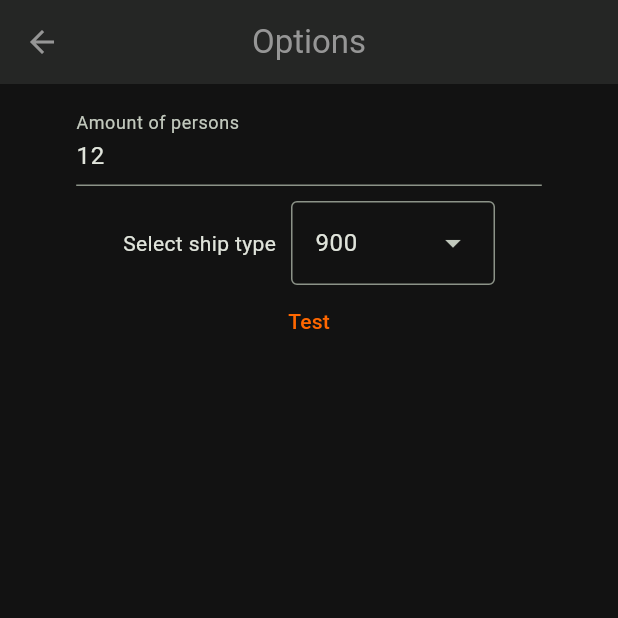
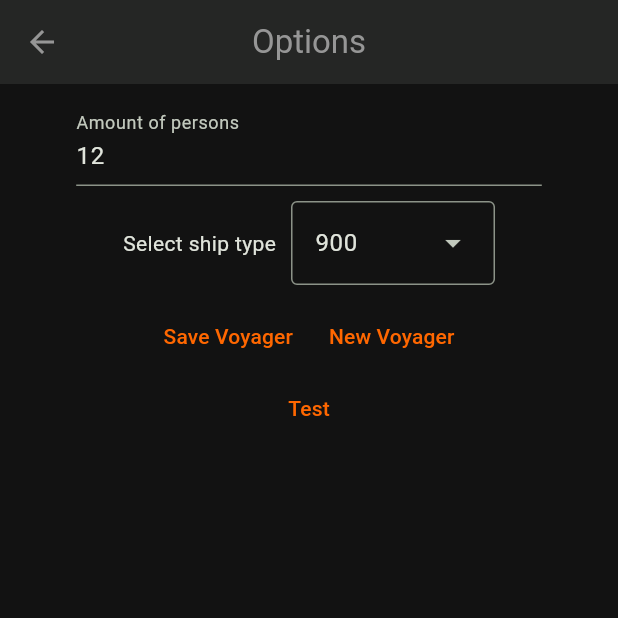
Before and after one commit to GITPHLAP/mopa_app, a Flutter app: the OptionsWidget screen opened directly, on a phone screen of 412 x 824 dp, the top half of it. Run offline on Flutter 3.47's test engine with Material 3 defaults, Android fonts, the phone set to English and light mode, and no system bars; our stand-ins replace fast_immutable_collections, flutter_riverpod, freezed_annotation, riverpod_annotation, sqflite; accounts and stored records are empty; generated files the repository leaves out were written again; statements that could not run were skipped.

Commit message:
Add save and new voyager options

```diff
--- a/lib/models/repository/sqflite_voyager_repository.dart
+++ b/lib/models/repository/sqflite_voyager_repository.dart
@@ -47,4 +47,18 @@ class SqfliteVoyagerRepository implements VoyagerRepository {
     await SqfliteService.batchUpsertReadings(beforeReadingDB, false, voyagerId);
     return;
   }
+
+  @override
+  Future saveVoyager(Voyager voyager) async {
+    VoyagerDB? voyagerdb = VoyagerDB.fromDTOVoyager(voyager);
+    voyagerdb.isEnded = 1;
+    int voyagerId = await SqfliteService.upsertVoyager(voyagerdb);
+
+    // Upsert readings
+    List<ReadingDB> afterReadingDB = voyager.afterReadings.map<ReadingDB>((r) => ReadingDB.fromDTOVoyager(r)).toList();
+    List<ReadingDB> beforeReadingDB = voyager.beforeReadings.map<ReadingDB>((r) => ReadingDB.fromDTOVoyager(r)).toList();
+    await SqfliteService.batchUpsertReadings(afterReadingDB, true, voyagerId);
+    await SqfliteService.batchUpsertReadings(beforeReadingDB, false, voyagerId);
+    return;
+  }
 }
--- a/lib/models/repository/voyager_repository.dart
+++ b/lib/models/repository/voyager_repository.dart
@@ -3,4 +3,5 @@ import 'package:mopa_app/models/voyager.dart';
 abstract class VoyagerRepository {
   Future<Voyager> getLastUnfinishedVoyager();
   Future upsertVoyager(Voyager voyager);
+  Future saveVoyager(Voyager voyager);
 }
--- a/lib/models/voyager.dart
+++ b/lib/models/voyager.dart
@@ -31,6 +31,6 @@ class Voyager with _$Voyager {
     bool isAfterReadingsValid = afterReadings
         .any((element) => element.value.isInRange(1, element.tank.limit + 1));
 
-    return (isCountsValid && isBeforeReadingsValid && isAfterReadingsValid) ? 1 : 0;;
+    return (isCountsValid && isBeforeReadingsValid && isAfterReadingsValid) ? 1 : 0;
   }
 }
--- a/lib/provider/voyager_manager_provider.dart
+++ b/lib/provider/voyager_manager_provider.dart
@@ -30,9 +30,7 @@ class VoyagerManagerNotifier extends _$VoyagerManagerNotifier {
   }
 
   void changeAmountOfPersons(int personCount) {
-    update((data) => data.copyWith.voyager(peopleCount: personCount)).then(
-        (value) =>
-            ref.watch(voyagerRepositoryProvider).upsertVoyager(value.voyager));
+    update((data) => data.copyWith.voyager(peopleCount: personCount));
   }
 
   Future<void> changeShip(ShipTypes shipType) async {
@@ -83,6 +81,15 @@ class VoyagerManagerNotifier extends _$VoyagerManagerNotifier {
             data.voyager.afterReadings.replace(indexOfElement, reading)));
     return;
   }
+
+  void saveVoyager([Voyager? voyager]) {
+    voyager ??= state.value!.voyager;
+    ref.watch(voyagerRepositoryProvider).saveVoyager(voyager);
+  }
+
+  void newVoyager([Voyager? voyager]) {
+    update((data) => data.copyWith(voyager: Voyager(peopleCount: 22, ship: Ship900())));
+  }
 }
 
 @riverpod
--- a/lib/screens/options.dart
+++ b/lib/screens/options.dart
@@ -72,6 +72,15 @@ class _OptionsWidgetState extends ConsumerState<OptionsWidget> {
                     ),
                   ],
                 ),
+                const SizedBox(height: defaultSpace),
+                Row(
+                  crossAxisAlignment: CrossAxisAlignment.center,
+                  mainAxisAlignment: MainAxisAlignment.center,
+                  children: [
+                    TextButton(onPressed: onSaveButton, child: const Text("Save Voyager")),
+                    TextButton(onPressed: onNewButton, child: const Text("New Voyager")),
+                  ],
+                ),
                 TextButton(
                   onPressed: onTestButton,
                   child: const Text("Test"),
@@ -108,4 +117,14 @@ class _OptionsWidgetState extends ConsumerState<OptionsWidget> {
       }
     }).catchError((e) => print(e));
   }
+  void onSaveButton() {
+    ref
+        .read(voyagerManagerNotifierProvider.notifier)
+        .saveVoyager();
+  }
+  void onNewButton() {
+    ref
+        .read(voyagerManagerNotifierProvider.notifier)
+        .newVoyager();
+  }
 }
```
Also changed, not shown: lib/provider/voyager_manager_provider.g.dart.
